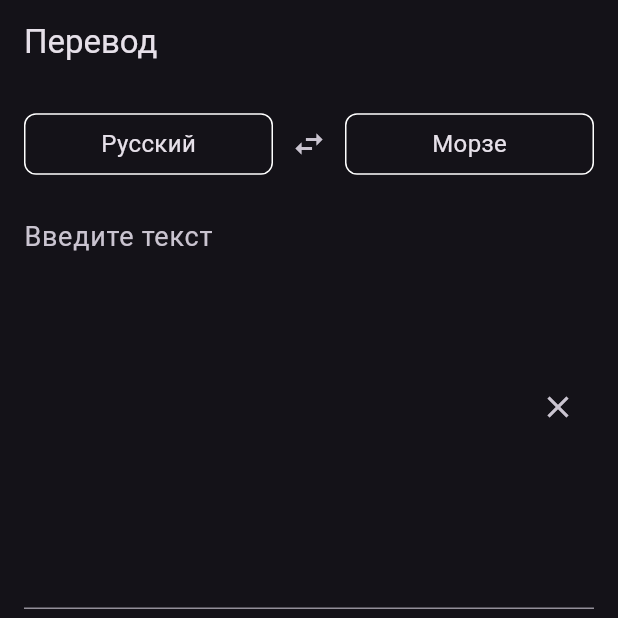
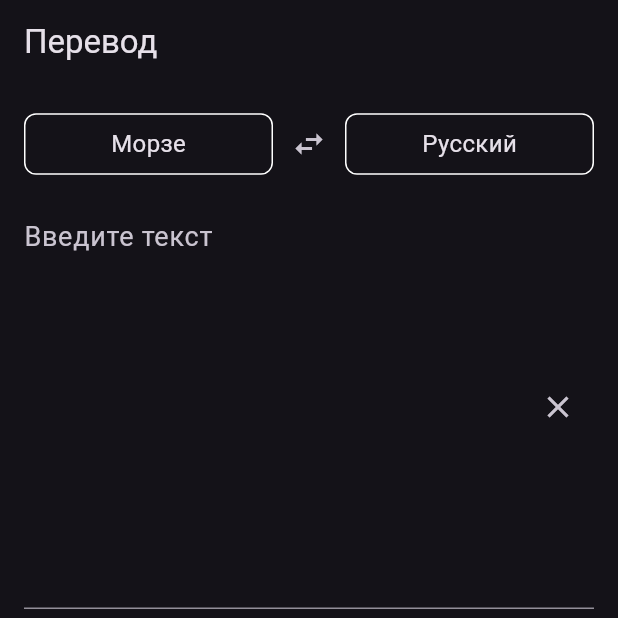
Before and after one commit to lemul4/flash_talk, a Flutter app: the DecodingPage screen opened by its route, after a tap on the "swap horiz" icon, on a phone screen of 412 x 824 dp, the top half of it. Run offline on Flutter 3.47's test engine with Material 3 defaults, Android fonts, the phone set to English and light mode, and no system bars; our stand-ins replace auto_route.

Commit message:
завершение вторго сплита

```diff
--- /dev/null
+++ b/devtools_options.yaml
@@ -0,0 +1 @@
+extensions:
--- a/lib/decoding.dart
+++ b/lib/decoding.dart
@@ -39,13 +39,13 @@ class _DecodingPageState extends State<DecodingPage> {
 
           switch (index) {
             case 0:
-              context.router.navigate(TranslationRoute());
+              context.router.navigate(const TranslationRoute());
               break;
             case 1:
-              context.router.navigate(DecodingRoute());
+              context.router.navigate(const DecodingRoute());
               break;
             case 2:
-              context.router.navigate(OptionsRoute());
+              context.router.navigate(const OptionsRoute());
               break;
           }
         },
@@ -96,14 +96,14 @@ class _DecodingPageState extends State<DecodingPage> {
                     child: SingleChildScrollView(
                       child: Text(
                         _SavedDecodingVariables.decodingText,
-                        style: TextStyle(fontSize: 18.0),
+                        style: const TextStyle(fontSize: 18.0),
                       ),
                     ),
                   ),
                   Column(
                     children: [
                       IconButton(
-                        icon: Icon(Icons.clear),
+                        icon: const Icon(Icons.clear),
                         onPressed: () {
                           // Обнулить constantlyUpdatingText
                           setState(() {
@@ -112,12 +112,12 @@ class _DecodingPageState extends State<DecodingPage> {
                         },
                       ),
                       IconButton(
-                        icon: Icon(Icons.copy),
+                        icon: const Icon(Icons.copy),
                         onPressed: () {
                           Clipboard.setData(ClipboardData(
                               text: _SavedDecodingVariables.decodingText));
                           ScaffoldMessenger.of(context).showSnackBar(
-                            SnackBar(
+                            const SnackBar(
                               content: Text('Текст скопирован в буфер обмена'),
                             ),
                           );
@@ -139,7 +139,7 @@ class _DecodingPageState extends State<DecodingPage> {
                     : () {
                         startDecodingBlinks();
                       },
-                child: Text('Моргания'),
+                child: const Text('Моргания'),
               ),
               ElevatedButton(
                 onPressed: isDecodingFlashesActive
@@ -147,7 +147,7 @@ class _DecodingPageState extends State<DecodingPage> {
                     : () {
                         startDecodingFlashes();
                       },
-                child: Text('Вспышки'),
+                child: const Text('Вспышки'),
               ),
             ],
           ),
--- /dev/null
+++ b/lib/morse_dictionary.dart
@@ -0,0 +1,114 @@
+class MorseDictionary {
+  static Map<String, String> _rusToMorse = {
+    'А': '.-',
+    'Б': '-...',
+    'В': '.--',
+    'Г': '--.',
+    'Д': '-..',
+    'Ё': '.',
+    'Е': '.',
+    'Ж': '...-',
+    'З': '--..',
+    'И': '..',
+    'Й': '.---',
+    'К': '-.-',
+    'Л': '.-..',
+    'М': '--',
+    'Н': '-.',
+    'О': '---',
+    'П': '.--.',
+    'Р': '.-.',
+    'С': '...',
+    'Т': '-',
+    'У': '..-',
+    'Ф': '..-.',
+    'Х': '....',
+    'Ц': '-.-.',
+    'Ч': '---.',
+    'Ш': '----',
+    'Щ': '--.-',
+    'Ъ': '--.--',
+    'Ы': '-.--',
+    'Ь': '-..-',
+    'Э': '..-..',
+    'Ю': '..--',
+    'Я': '.-.-',
+    '0': '-----',
+    '1': '.----',
+    '2': '..---',
+    '3': '...--',
+    '4': '....-',
+    '5': '.....',
+    '6': '-....',
+    '7': '--...',
+    '8': '---..',
+    '9': '----.',
+    ' ': '/',
+  };
+  static Map<String, String> _engToMorse = {
+    'A': '.-',
+    'B': '-...',
+    'C': '-.-.',
+    'D': '-..',
+    'E': '.',
+    'F': '..-.',
+    'G': '--.',
+    'H': '....',
+    'I': '..',
+    'J': '.---',
+    'K': '-.-',
+    'L': '.-..',
+    'M': '--',
+    'N': '-.',
+    'O': '---',
+    'P': '.--.',
+    'Q': '--.-',
+    'R': '.-.',
+    'S': '...',
+    'T': '-',
+    'U': '..-',
+    'V': '...-',
+    'W': '.--',
+    'X': '-..-',
+    'Y': '-.--',
+    'Z': '--..',
+    '0': '-----',
+    '1': '.----',
+    '2': '..---',
+    '3': '...--',
+    '4': '....-',
+    '5': '.....',
+    '6': '-....',
+    '7': '--...',
+    '8': '---..',
+    '9': '----.',
+    ' ': '/',
+  };
+  static Map<String, String> _morseToRus = Map.fromEntries(
+      _rusToMorse.entries.map((entry) => MapEntry(entry.value, entry.key)));
+
+  static Map<String, String> _morseToEng = Map.fromEntries(
+      _engToMorse.entries.map((entry) => MapEntry(entry.value, entry.key)));
+
+  static Map<String, String> getMorseMap(String language) {
+    switch (language.toLowerCase()) {
+      case 'русский':
+        return _rusToMorse;
+      case 'английский':
+        return _engToMorse;
+      default:
+        throw ArgumentError('Unsupported language: $language');
+    }
+  }
+
+  static Map<String, String> getMorseToLanguageMap(String language) {
+    switch (language.toLowerCase()) {
+      case 'русский':
+        return _morseToRus;
+      case 'английский':
+        return _morseToEng;
+      default:
+        throw ArgumentError('Unsupported language: $language');
+    }
+  }
+}
--- a/lib/russian_morse_dictionary.dart
+++ /dev/null
@@ -1,38 +0,0 @@
-class RussianMorseDictionary {
-  static Map<String, String> rusToMorse = {
-    'А': '.-',
-    'Б': '-...',
-    'В': '.--',
-    'Г': '--.',
-    'Д': '-..',
-    'Е': '.',
-    'Ё': '.',
-    'Ж': '...-',
-    'З': '--..',
-    'И': '..',
-    'Й': '.---',
-    'К': '-.-',
-    'Л': '.-..',
-    'М': '--',
-    'Н': '-.',
-    'О': '---',
-    'П': '.--.',
-    'Р': '.-.',
-    'С': '...',
-    'Т': '-',
-    'У': '..-',
-    'Ф': '..-.',
-    'Х': '....',
-    'Ц': '-.-.',
-    'Ч': '---.',
-    'Ш': '----',
-    'Щ': '--.-',
-    'Ъ': '--.--',
-    'Ы': '-.--',
-    'Ь': '-..-',
-    'Э': '..-..',
-    'Ю': '..--',
-    'Я': '.-.-',
-    ' ': '/',
-  };
-}
--- a/lib/translation_page.dart
+++ b/lib/translation_page.dart
@@ -1,15 +1,15 @@
 import 'package:flash_talk/shared_variables.dart';
 import 'package:flutter/material.dart';
-import 'decoding.dart';
 import 'package:auto_route/auto_route.dart';
 import 'router.dart';
 import 'package:flutter/services.dart';
-import 'russian_morse_dictionary.dart';
+import 'morse_dictionary.dart';
 
 class _SavedTranslationVariables {
   static String inputText = '';
   static String translatedText = '';
   static bool isSwapped = false;
+  static String selectedLanguage = 'Русский';
 }
 
 @RoutePage()
@@ -28,7 +28,7 @@ class _TranslationPageState extends State<TranslationPage> {
   Widget build(BuildContext context) {
     return Scaffold(
       appBar: AppBar(
-        title: Text('Перевод'),
+        title: const Text('Перевод'),
         automaticallyImplyLeading: false,
       ),
       body: buildTranslationBody(),
@@ -41,17 +41,17 @@ class _TranslationPageState extends State<TranslationPage> {
 
           switch (index) {
             case 0:
-              context.router.navigate(TranslationRoute());
+              context.router.navigate(const TranslationRoute());
               break;
             case 1:
-              context.router.navigate(DecodingRoute());
+              context.router.navigate(const DecodingRoute());
               break;
             case 2:
-              context.router.navigate(OptionsRoute());
+              context.router.navigate(const OptionsRoute());
               break;
           }
         },
-        items: [
+        items: const [
           BottomNavigationBarItem(
             icon: Icon(Icons.translate),
             label: 'Перевод',
@@ -79,44 +79,54 @@ class _TranslationPageState extends State<TranslationPage> {
             mainAxisAlignment: MainAxisAlignment.spaceBetween,
             children: [
               _buildLanguageSelector(
-                  _SavedTranslationVariables.isSwapped ? 'Русский' : 'Морзе'),
+                  _SavedTranslationVariables.isSwapped ? 'Морзе' : _SavedTranslationVariables.selectedLanguage),
               IconButton(
-                icon: Icon(Icons.swap_horiz),
+                icon: const Icon(Icons.swap_horiz),
                 onPressed: () {
                   setState(() {
+                    _SavedTranslationVariables.inputText = '';
+                    _SavedTranslationVariables.translatedText = '';
                     _SavedTranslationVariables.isSwapped =
                     !_SavedTranslationVariables.isSwapped;
                   });
                 },
               ),
               _buildLanguageSelector(
-                  _SavedTranslationVariables.isSwapped ? 'Морзе' : 'Русский'),
+                  _SavedTranslationVariables.isSwapped ? _SavedTranslationVariables.selectedLanguage : 'Морзе'),
             ],
           ),
-          SizedBox(height: 16.0),
+          const SizedBox(height: 16.0),
           Expanded(
             child: TextField(
               onChanged: (text) {
                 setState(() {
                   _SavedTranslationVariables.inputText = text;
-                  _SavedTranslationVariables.translatedText = translateToMorse(text);
+                  if (_SavedTranslationVariables.isSwapped) {
+                    _SavedTranslationVariables.translatedText =
+                        translateFromMorse(text);
+                  }
+                  else {
+                    _SavedTranslationVariables.translatedText =
+                        translateToMorse(text);
+                  }
                 });
               },
               controller: TextEditingController.fromValue(
                 TextEditingValue(
                   text: _SavedTranslationVariables.inputText,
                   selection: TextSelection.fromPosition(
-                    TextPosition(offset: _SavedTranslationVariables.inputText.length),
+                    TextPosition(
+                        offset: _SavedTranslationVariables.inputText.length),
                   ),
                 ),
               ),
               maxLines: null,
               expands: true,
-              style: TextStyle(fontSize: 18.0),
+              style: const TextStyle(fontSize: 18.0),
               decoration: InputDecoration(
                 hintText: 'Введите текст',
                 suffixIcon: IconButton(
-                  icon: Icon(Icons.clear),
+                  icon: const Icon(Icons.clear),
                   onPressed: () {
                     setState(() {
                       _SavedTranslationVariables.inputText = '';
@@ -144,19 +154,19 @@ class _TranslationPageState extends State<TranslationPage> {
                         _SavedTranslationVariables.translatedText.isNotEmpty
                             ? _SavedTranslationVariables.translatedText
                             : 'Здесь будет перевод',
-                        style: TextStyle(fontSize: 18.0),
+                        style: const TextStyle(fontSize: 18.0),
                       ),
                     ),
                   ),
                   Column(
                     children: [
                       IconButton(
-                        icon: Icon(Icons.copy),
+                        icon: const Icon(Icons.copy),
                         onPressed: () {
                           Clipboard.setData(ClipboardData(
                               text: _SavedTranslationVariables.translatedText));
                           ScaffoldMessenger.of(context).showSnackBar(
-                            SnackBar(
+                            const SnackBar(
                               content: Text('Текст скопирован в буфер обмена'),
                             ),
                           );
@@ -198,8 +208,12 @@ class _TranslationPageState extends State<TranslationPage> {
 
   Widget _buildLanguageSelector(String language) {
     return Expanded(
+      child: InkWell(
+        onTap: () {
+          _showLanguagePicker(context);
+        },
         child: Container(
-        padding: EdgeInsets.all(8.0),
+          padding: const EdgeInsets.all(8.0),
           decoration: BoxDecoration(
             border: Border.all(color: Colors.white),
             borderRadius: BorderRadius.circular(8.0),
@@ -207,10 +221,41 @@ class _TranslationPageState extends State<TranslationPage> {
           child: Center(
             child: Text(
               language,
-            style: TextStyle(fontSize: 16.0),
+              style: const TextStyle(fontSize: 16.0),
             ),
           ),
         ),
+      ),
+    );
+  }
+
+  Future<void> _showLanguagePicker(BuildContext context) async {
+    String? selectedLanguage = await showModalBottomSheet<String>(
+      context: context,
+      builder: (BuildContext context) {
+        return Column(
+          mainAxisSize: MainAxisSize.min,
+          children: [
+            _buildLanguageOption(context, 'Русский'),
+            _buildLanguageOption(context, 'Английский'),
+          ],
+        );
+      },
+    );
+
+    if (selectedLanguage != null) {
+      setState(() {
+        _SavedTranslationVariables.selectedLanguage = selectedLanguage;
+      });
+    }
+  }
+
+  Widget _buildLanguageOption(BuildContext context, String language) {
+    return ListTile(
+      title: Text(language),
+      onTap: () {
+        Navigator.pop(context, language);
+      },
     );
   }
 
@@ -224,7 +269,7 @@ class _TranslationPageState extends State<TranslationPage> {
         onTap: onPressed,
         borderRadius: BorderRadius.circular(8.0),
         child: Container(
-          padding: EdgeInsets.all(8.0),
+          padding: const EdgeInsets.all(8.0),
           decoration: BoxDecoration(
             border: Border.all(color: Colors.white),
             borderRadius: BorderRadius.circular(8.0),
@@ -238,15 +283,31 @@ class _TranslationPageState extends State<TranslationPage> {
     );
   }
 
+  String translateFromMorse(String text) {
+    text = text
+        .replaceAll('▬', '.')
+        .replaceAll('—', '.')
+        .replaceAll('―', '.')
+        .replaceAll('_', '.')
+        .replaceAll('●', '.')
+        .replaceAll('•', '.');
+    List<String> morseChars = text.split(' ');
+    List<String> translatedChars = [];
+
+    for (String morseChar in morseChars) {
+      translatedChars
+          .add(MorseDictionary.getMorseToLanguageMap(_SavedTranslationVariables.selectedLanguage)[morseChar] ?? "");
+    }
+    return translatedChars.join('');
+  }
 
   String translateToMorse(String text) {
     text = text.toUpperCase();
-
     List<String> morseList = [];
     for (int i = 0; i < text.length; i++) {
       String char = text[i];
-      if (RussianMorseDictionary.rusToMorse.containsKey(char)) {
-        morseList.add(RussianMorseDictionary.rusToMorse[char]!);
+      if (MorseDictionary.getMorseMap(_SavedTranslationVariables.selectedLanguage).containsKey(char)) {
+        morseList.add(MorseDictionary.getMorseMap(_SavedTranslationVariables.selectedLanguage)[char]!);
       } else if (char == ' ') {
         morseList.add(' ');
       }
@@ -254,8 +315,6 @@ class _TranslationPageState extends State<TranslationPage> {
     morseList = morseList.map((morse) {
       return morse.replaceAll('-', '—').replaceAll('.', '●');
     }).toList();
-
     return morseList.join(' ');
   }
-
 }
```
Lines whose indentation alone changed are shown as unchanged.
